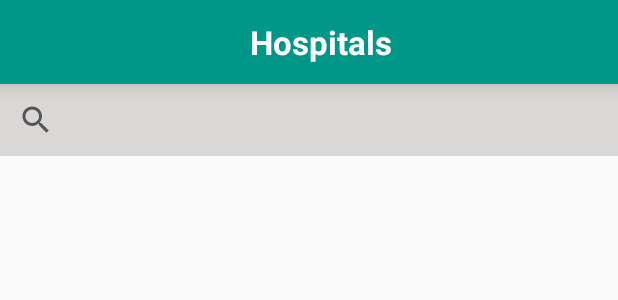
After one commit to sifatabdullah386/SafeGuard, an Android app: the layout activity_hospitals.xml on its own in the app's theme, with its tools: preview values and no code run, on a phone screen of 412 x 824 dp. The commit adds this screen. Shown: the top 300 px of the screen. Run offline under Robolectric (Android 15) with nearby library versions, the phone set to English and light mode, and no system bars.

Commit message:
commit17

```diff
--- a/app/src/main/java/com/example/safeguard/addAmbulances.java
+++ b/app/src/main/java/com/example/safeguard/addAmbulances.java
@@ -29,7 +29,7 @@ public class addAmbulances extends AppCompatActivity {
         super.onCreate(savedInstanceState);
         setContentView(R.layout.add_ambulances_layout);
 
-        addAmbulanceReferences = FirebaseDatabase.getInstance().getReference("Ambulances List");
+        addAmbulanceReferences = FirebaseDatabase.getInstance().getReference("Ambulance List");
 
         AmbulanceName=findViewById(R.id.add_ambulance_name);
         AmbulanceLocation=findViewById(R.id.add_ambulance_location);
@@ -38,7 +38,7 @@ public class addAmbulances extends AppCompatActivity {
         AmbulanceDescription=findViewById(R.id.add_ambulance_description);
         AmbulanceType=findViewById(R.id.add_ambulances_type);
 
-        AmbulanceSubmit=findViewById(R.id.add_ambulance_button);
+        AmbulanceSubmit=findViewById(R.id.add_ambulance_submit);
         AmbulanceSubmit.setOnClickListener(new View.OnClickListener() {
             @Override
             public void onClick(View v) {
--- /dev/null
+++ b/app/src/main/res/layout/activity_hospitals.xml
@@ -0,0 +1,57 @@
+<?xml version="1.0" encoding="utf-8"?>
+<LinearLayout xmlns:android="http://schemas.android.com/apk/res/android"
+    xmlns:tools="http://schemas.android.com/tools"
+    android:layout_width="match_parent"
+    android:layout_height="match_parent"
+    android:orientation="vertical"
+    tools:context=".Hospitals">
+
+        <androidx.appcompat.widget.Toolbar
+            android:id="@+id/add_ambulances_toolbar"
+            android:layout_width="match_parent"
+            android:layout_height="?attr/actionBarSize"
+            android:background="#009688"
+            android:elevation="8dp">
+
+                <TextView
+                    android:layout_width="match_parent"
+                    android:layout_height="match_parent"
+                    android:gravity="center"
+                    android:text="@string/hospitals"
+                    android:textColor="@color/white"
+                    android:textSize="22sp"
+                    android:textStyle="bold"/>
+        </androidx.appcompat.widget.Toolbar>
+
+<!--    <LinearLayout
+        android:layout_width="match_parent"
+        android:layout_height="match_parent"
+        android:orientation="vertical"
+        android:padding="3dp">-->
+        <SearchView
+            android:id="@+id/hospitals_searches"
+            android:layout_width="match_parent"
+            android:layout_height="wrap_content"
+            android:background="#DAD7D7"
+            android:queryHint="Search Hospitals Here">
+        </SearchView>
+        <androidx.recyclerview.widget.RecyclerView
+            android:id="@+id/organization_recyclerView"
+            android:layout_width="match_parent"
+            android:layout_height="match_parent">
+        </androidx.recyclerview.widget.RecyclerView>
+<!--    </LinearLayout>-->
+<!--    <com.google.android.material.floatingactionbutton.FloatingActionButton
+        android:id="@+id/floating_button_add_hospitals"
+        android:layout_width="wrap_content"
+        android:layout_height="wrap_content"
+        android:layout_gravity="end|bottom"
+        android:layout_margin="20dp"
+        android:backgroundTint="#3d226d"
+        android:clickable="true"
+        android:focusable="true"
+        android:src="@drawable/ic_add_black_24dp"
+        app:elevation="6dp"
+        app:fabSize="normal" />-->
+
+</LinearLayout>
--- a/app/src/main/res/xml/file_paths.xml
+++ /dev/null
@@ -1,6 +0,0 @@
-<?xml version="1.0" encoding="utf-8"?>
-<paths xmlns:android="http://schemas.android.com/apk/res/android">
-    <external-files-path
-        name="my_images"
-        path="Android/data/com.example.package.name/files/Pictures" />
-</paths>
```
Also changed, not shown: app/src/main/AndroidManifest.xml (+4 -11 lines), app/src/main/java/com/example/safeguard/AdminPanel.java (+15 -15 lines), app/src/main/java/com/example/safeguard/Ambulances.java (added, +85 -0 lines), app/src/main/java/com/example/safeguard/Hospitals.java (added, +92 -0 lines), app/src/main/java/com/example/safeguard/MainActivity.java (+8 -0 lines), app/src/main/res/layout/activity_admin_panel.xml (+10 -10 lines), app/src/main/res/layout/activity_ambulances.xml (added, +56 -0 lines), app/src/main/res/menu/drawer_menu_items.xml (+13 -0 lines), app/src/main/res/values/strings.xml (+8 -1 lines).
